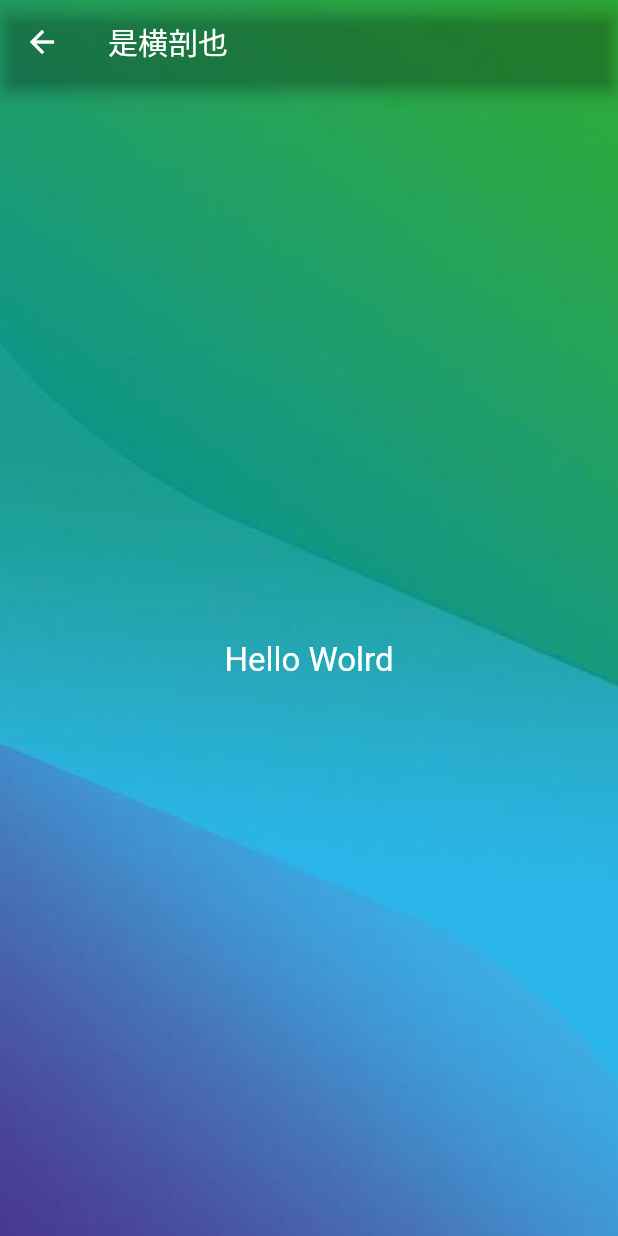
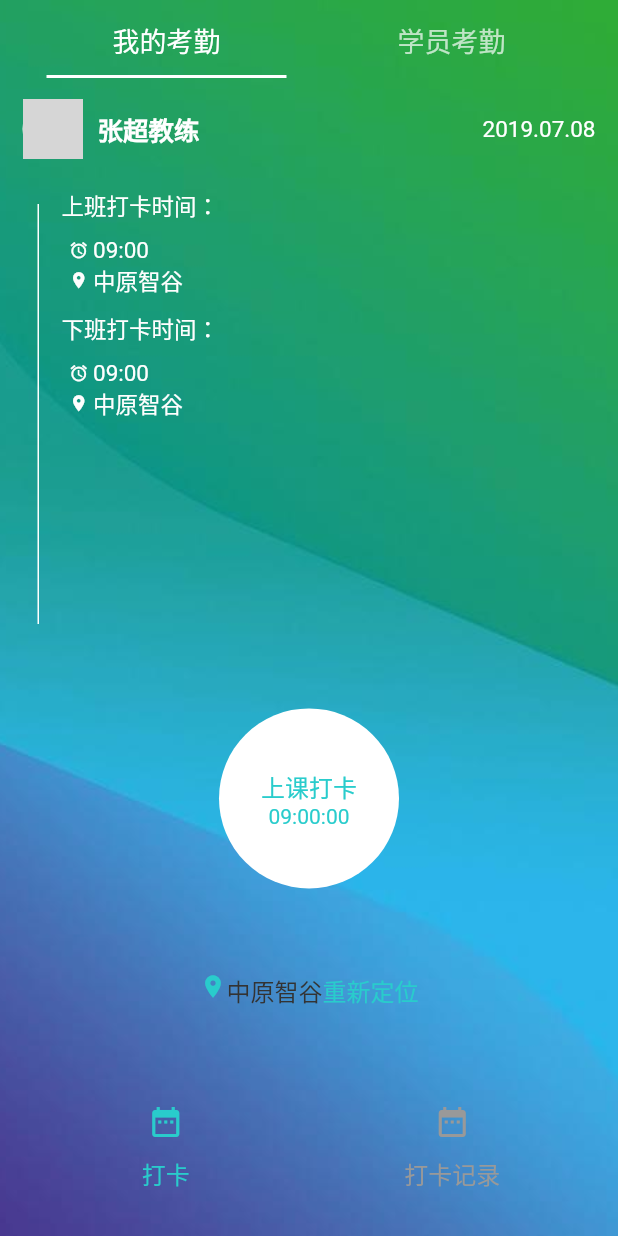
Before and after one commit to squid-Xu/flutter-coach-clock, a Flutter app: the HomePage screen opened directly, on a phone screen of 412 x 824 dp. Run offline on Flutter 3.47's test engine with Material 2 defaults, Android fonts, the phone set to English and light mode, and no system bars; network calls fail; grey boxes are pictures that could not be loaded.

Commit message:
完善我的考勤

```diff
--- a/lib/Router.dart
+++ b/lib/Router.dart
@@ -6,6 +6,11 @@ import 'package:coach/login/forget.dart';//忘记密码页面
 import 'package:coach/login/register.dart';//注册页面
 import 'package:coach/rule/userAgreement.dart';//用户协议
 import 'package:coach/rule/privacyAgreement.dart';//隐私协议
+import 'package:coach/pages/Clock/MyClockRecord.dart';//我的打卡记录
+import 'package:coach/pages/StudentClock/StuClock.dart';//学员打卡
+import 'package:coach/pages/StudentClock/StuClockList.dart';//学员打卡列表
+import 'package:coach/pages/StudentClock/StuClockRecord.dart';//学员打卡记录
+import 'package:coach/pages/homePage.dart';//首页
 
 
 class Router {
@@ -15,6 +20,11 @@ class Router {
   static const userAgreement = 'app://rule/userAgreement';//用户协议
   static const privacyAgreement = 'app://rule/privacyAgreement';//隐私协议
   static const tabNavigator = 'app://navigator/tabnavigator';//路由到首页
+  static const myClockRecord = 'app://page/clock/myclockRecord';//我的打卡记录
+  static const stuClock = 'app://page/studentclock/stuclock';//学员打卡
+  static const stuClockList = 'app://page/studentclock/stuclocklist';//学员打卡列表
+  static const stuClockRecord = 'app://page/studentclock/stuclockrecord';//学员打卡记录
+  static const homePage = 'app://page/homepage';//首页
 
   Widget _getPage(String url, dynamic params) {
     if (url.startsWith('https://') || url.startsWith('http://')) {
@@ -33,6 +43,16 @@ class Router {
           return PrivacyAgreement();
         case tabNavigator: //路由到首页
           return TabNavigator();
+        case myClockRecord://我的打卡记录
+          return MyClockRecord();
+        case stuClock://学员打卡
+          return StuClock();
+        case stuClockList://学员打卡列表
+          return StuClockList();
+        case stuClockRecord://学员打卡记录
+          return StuClockRecord();
+        case homePage://首页
+          return HomePage();
       }
     }
     return null;
--- /dev/null
+++ b/lib/pages/Clock/MyClock.dart
@@ -0,0 +1,310 @@
+import 'package:flutter/material.dart';
+
+class MyClock extends StatefulWidget {
+  @override
+  State<StatefulWidget> createState() => new MyClockState();
+  final BuildContext pageContext;
+
+  const MyClock({Key key, this.pageContext}) : super(key: key);
+}
+
+class MyClockState extends State<MyClock> {
+  @override
+  Widget build(BuildContext context) {
+    // TODO: implement build
+    return new Container(
+      padding: EdgeInsets.fromLTRB(15, 10, 15, 0),
+      child: new Column(
+        children: <Widget>[
+          new Row(
+            crossAxisAlignment: CrossAxisAlignment.center,
+            children: <Widget>[
+              new Container(
+                width: 40.0,
+                height: 40.0,
+                margin: EdgeInsets.only(right: 10.0),
+                decoration: new BoxDecoration(
+                    shape: BoxShape.circle,
+                    color: Colors.transparent,
+                    image: new DecorationImage(
+                        image: new NetworkImage(
+                            "https://timgsa.baidu.com/timg?image&quality=80&size=b9999_10000&sec=1562820531441&di=f0d0c516dce27b363a6e9b8736ac6cc5&imgtype=0&src=http%3A%2F%2Fpic1.win4000.com%2Fpic%2F3%2F42%2F684db2d82e_250_350.jpg"),
+                        fit: BoxFit.cover),
+                    border: new Border.all(color: Colors.white, width: 1.0)),
+              ),
+              new Expanded(
+                  child: new Text(
+                "张超教练",
+                style: TextStyle(
+                    color: Color(0xFFFFFFFF),
+                    fontWeight: FontWeight.w600,
+                    fontSize: 17.0),
+              )),
+              new Container(
+                child: new Text(
+                  "2019.07.08",
+                  style: TextStyle(color: Color(0xFFFFFFFF), fontSize: 15.0),
+                ),
+              ),
+            ],
+          ),
+          new Expanded(
+            child: new Column(
+              children: <Widget>[
+                new Expanded(
+                  child: new Container(
+                    padding: EdgeInsets.fromLTRB(10, 20, 10, 0),
+                    child: Row(
+                      children: <Widget>[
+                        new Container(
+                          margin: EdgeInsets.only(top: 10, right: 15.0),
+                          decoration: BoxDecoration(
+                              border: Border(
+                                  right: BorderSide(
+                                      width: 1, color: Color(0xFFFFFFFF)))),
+                        ),
+                        new Container(
+                          child: Column(
+                            crossAxisAlignment: CrossAxisAlignment.start,
+                            children: <Widget>[
+                              new Container(
+                                padding: EdgeInsets.only(bottom: 10.0),
+                                child: new Text(
+                                  "上班打卡时间：",
+                                  style: TextStyle(
+                                      color: Color(0xFFFEFEFE), fontSize: 15.0),
+                                ),
+                              ),
+                              new Container(
+                                padding:
+                                    EdgeInsets.only(left: 5.0, bottom: 10.0),
+                                child: new Column(
+                                  crossAxisAlignment: CrossAxisAlignment.start,
+                                  children: <Widget>[
+                                    new Container(
+                                      child: new Row(
+                                        crossAxisAlignment:
+                                            CrossAxisAlignment.center,
+                                        children: <Widget>[
+                                          new Icon(
+                                            Icons.access_alarm,
+                                            color: Color(0xFFFEFEFE),
+                                            size: 13.0,
+                                          ),
+                                          new Padding(
+                                            padding: EdgeInsets.only(left: 3.0),
+                                            child: new Text(
+                                              "09:00",
+                                              style: TextStyle(
+                                                  color: Color(0xFFFEFEFE),
+                                                  fontSize: 15.0),
+                                            ),
+                                          )
+                                        ],
+                                      ),
+                                    ),
+                                    new Container(
+                                      child: new Row(
+                                        crossAxisAlignment:
+                                            CrossAxisAlignment.center,
+                                        children: <Widget>[
+                                          new Icon(
+                                            Icons.room,
+                                            color: Color(0xFFFEFEFE),
+                                            size: 13.0,
+                                          ),
+                                          new Padding(
+                                            padding: EdgeInsets.only(left: 3.0),
+                                            child: new Text(
+                                              "中原智谷",
+                                              style: TextStyle(
+                                                  color: Color(0xFFFEFEFE),
+                                                  fontSize: 15.0),
+                                            ),
+                                          )
+                                        ],
+                                      ),
+                                    )
+                                  ],
+                                ),
+                              ),
+                              new Container(
+                                padding: EdgeInsets.only(bottom: 10.0),
+                                child: new Text(
+                                  "下班打卡时间：",
+                                  style: TextStyle(
+                                      color: Color(0xFFFEFEFE), fontSize: 15.0),
+                                ),
+                              ),
+                              new Container(
+                                padding: EdgeInsets.only(left: 5.0),
+                                child: new Column(
+                                  crossAxisAlignment: CrossAxisAlignment.start,
+                                  children: <Widget>[
+                                    new Container(
+                                      child: new Row(
+                                        crossAxisAlignment:
+                                            CrossAxisAlignment.center,
+                                        children: <Widget>[
+                                          new Icon(
+                                            Icons.access_alarm,
+                                            color: Color(0xFFFEFEFE),
+                                            size: 13.0,
+                                          ),
+                                          new Padding(
+                                            padding: EdgeInsets.only(left: 3.0),
+                                            child: new Text(
+                                              "09:00",
+                                              style: TextStyle(
+                                                  color: Color(0xFFFEFEFE),
+                                                  fontSize: 15.0),
+                                            ),
+                                          )
+                                        ],
+                                      ),
+                                    ),
+                                    new Container(
+                                      child: new Row(
+                                        crossAxisAlignment:
+                                            CrossAxisAlignment.center,
+                                        children: <Widget>[
+                                          new Icon(
+                                            Icons.room,
+                                            color: Color(0xFFFEFEFE),
+                                            size: 13.0,
+                                          ),
+                                          new Padding(
+                                            padding: EdgeInsets.only(left: 3.0),
+                                            child: new Text(
+                                              "中原智谷",
+                                              style: TextStyle(
+                                                  color: Color(0xFFFEFEFE),
+                                                  fontSize: 15.0),
+                                            ),
+                                          )
+                                        ],
+                                      ),
+                                    )
+                                  ],
+                                ),
+                              )
+                            ],
+                          ),
+                        )
+                      ],
+                    ),
+                  ),
+                  flex: 4,
+                ),
+                new Expanded(
+                  child: new Container(
+                    child: new CircleAvatar(
+                      backgroundColor: Color(0xFFFFFFFF),
+                      radius: 60.0,
+                      child: new Center(
+                        child: Column(
+                          mainAxisAlignment: MainAxisAlignment.center,
+                          children: <Widget>[
+                            new Text(
+                              "上课打卡",
+                              style: TextStyle(
+                                  color: Color(0xFF29CCCC), fontSize: 16.0),
+                            ),
+                            new Text(
+                              "09:00:00",
+                              style: TextStyle(
+                                  color: Color(0xFF29CCCC), fontSize: 14.0),
+                            )
+                          ],
+                        ),
+                      ),
+                    ),
+                  ),
+                  flex: 3,
+                ),
+                new Expanded(
+                  child: new Row(
+                    crossAxisAlignment: CrossAxisAlignment.start,
+                    mainAxisAlignment: MainAxisAlignment.center,
+                    children: <Widget>[
+                      new Container(
+                        child: new Icon(
+                          Icons.room,
+                          size: 18.0,
+                          color: Color(0xFF29CCCC),
+                        ),
+                      ),
+                      new Text(
+                        "中原智谷",
+                        style:
+                            TextStyle(color: Color(0xFF333333), fontSize: 16.0),
+                      ),
+                      new Text(
+                        "重新定位",
+                        style:
+                            TextStyle(color: Color(0xFF29CCCC), fontSize: 16.0),
+                      ),
+                    ],
+                  ),
+                  flex: 1,
+                )
+              ],
+            ),
+          ),
+          new Container(
+            padding: EdgeInsets.only(bottom: 30.0, top: 10.0),
+            child: new Row(
+              children: <Widget>[
+                Expanded(
+                  child: Column(
+                    children: <Widget>[
+                      new Icon(
+                        Icons.date_range,
+                        color: Color(0xFF29CCCC),
+                      ),
+                      new Container(
+                        padding: const EdgeInsets.only(top: 10),
+                        child: new Text(
+                          "打卡",
+                          style: new TextStyle(
+                              fontSize: 16.0,
+                              color: Color(0xFF29CCCC),
+                              fontWeight: FontWeight.w500),
+                        ),
+                      ),
+                    ],
+                  ),
+                ),
+                Expanded(
+                  child: new InkWell(
+                    child: Column(
+                      children: <Widget>[
+                        new Icon(
+                          Icons.date_range,
+                          color: Color(0xFF999999),
+                        ),
+                        new Container(
+                          padding: const EdgeInsets.only(top: 10),
+                          child: new Text(
+                            "打卡记录",
+                            style: new TextStyle(
+                                fontSize: 16.0,
+                                color: Color(0xFF999999),
+                                fontWeight: FontWeight.w500),
+                          ),
+                        ),
+                      ],
+                    ),
+                    onTap: () {
+                      Navigator.of(context).pushNamed('part/part2');
+                    },
+                  ),
+                ),
+              ],
+            ),
+          )
+        ],
+      ),
+    );
+  }
+}
--- a/lib/pages/homePage.dart
+++ b/lib/pages/homePage.dart
@@ -1,11 +1,14 @@
 import 'package:flutter/material.dart';
+import 'Clock/MyClock.dart';
+import 'Clock/MyClockRecord.dart';
+import 'StudentClock/StuClockList.dart';
 
 class HomePage extends StatefulWidget {
   @override
-  State<StatefulWidget> createState() => new _HomePageState();
+  State<StatefulWidget> createState() => HomePageState();
 }
 
-class _HomePageState extends State<HomePage> {
+class HomePageState extends State<HomePage> {
   @override
   Widget build(BuildContext context) {
     return new Container(
@@ -15,18 +18,74 @@ class _HomePageState extends State<HomePage> {
             fit: BoxFit.cover,
           ),
         ),
+        child: new DefaultTabController(
+            length: 2,
             child: new Scaffold(
               backgroundColor: Colors.transparent,
               appBar: AppBar(
                 backgroundColor: Colors.transparent, //把
-//           elevation: 0,//appbar的阴影
-          title: new Text("是横剖也"),
+                elevation: 0, //appbar的阴影/**/
+                automaticallyImplyLeading: false,
+                title: TabBar(
+                  tabs: [Tab(text: "我的考勤"), Tab(text: "学员考勤")],
+                  indicatorColor: Colors.white,
+                  indicatorPadding: EdgeInsets.fromLTRB(15, 0, 15, 0),
+                  labelStyle: TextStyle(fontSize: 18.0),
                 ),
-        body: new  Center(
-          child: Text('Hello Wolrd',
-            style: TextStyle(fontSize: 22.0, color: Colors.white),),
               ),
-      )
+              body: TabBarView(
+                children: [
+                  new Navigator(
+                    initialRoute: 'part/part1',
+                    onGenerateRoute: (RouteSettings settings) {
+                      RoutePageBuilder builder;
+                      switch (settings.name) {
+                        case 'part/part1':
+                          builder = (_, __, ___) => MyClock(
+                                pageContext: context,
                               );
+                          break;
+                        case 'part/part2':
+                          builder = (_, __, ___) => MyClockRecord(
+                                pageContext: context,
+                              );
+                          break;
+                        default:
+                          throw Exception('Invalid route: ${settings.name}');
+                      }
+                      return PageRouteBuilder(
+                        pageBuilder: builder,
+                        transitionDuration: const Duration(milliseconds: 0),
+                      );
+                    },
+                  ),
+                  new StuClockList(),
+//              new Navigator(
+//              initialRoute: 'part/part1',
+//              onGenerateRoute: (RouteSettings settings) {
+//                RoutePageBuilder builder;
+//                switch (settings.name) {
+//                  case 'part/part1':
+//                    builder = (_, __, ___) => MyClock(
+//                      pageContext: context,
+//                    );
+//                    break;
+//                  case 'part/part2':
+//                    builder = (_, __, ___) => MyClockRecord(
+//                      pageContext: context,
+//                    );
+//                    break;
+//                  default:
+//                    throw Exception('Invalid route: ${settings.name}');
+//                }
+//                return PageRouteBuilder(
+//                  pageBuilder: builder,
+//                  transitionDuration: const Duration(milliseconds: 0),
+//                );
+//              },
+//            )
+                ],
+              ),
+            )));
   }
 }
--- a/pubspec.yaml
+++ b/pubspec.yaml
@@ -23,7 +23,6 @@ dependencies:
   # The following adds the Cupertino Icons font to your application.
   # Use with the CupertinoIcons class for iOS style icons.
   cupertino_icons: ^0.1.2
-  webview_flutter: ^0.3.10+3
 
 dev_dependencies:
   flutter_test:
```
Also changed, not shown: lib/pages/Clock/MyClockRecord.dart (added, +263 -0 lines), lib/pages/StudentClock/StuClock.dart (added, +16 -0 lines), lib/pages/StudentClock/StuClockList.dart (added, +21 -0 lines), lib/pages/StudentClock/StuClockRecord.dart (added, +16 -0 lines), pubspec.lock. Lines whose indentation alone changed are shown as unchanged.
